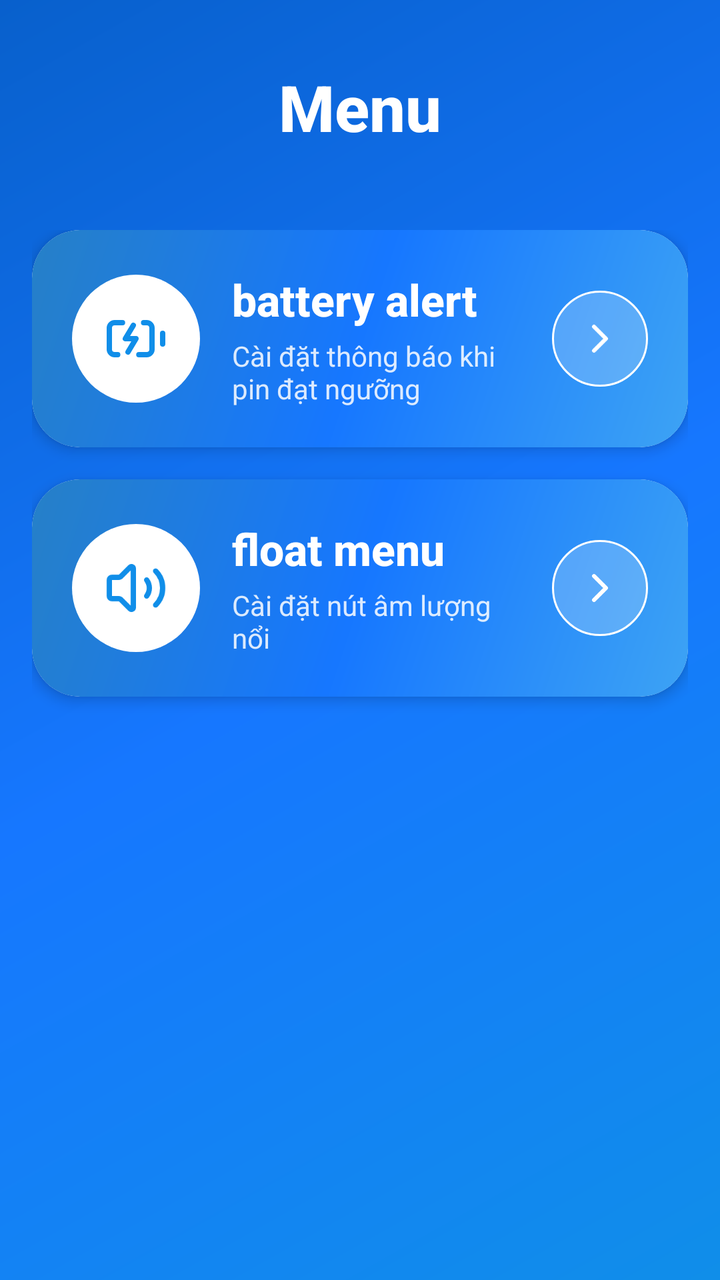
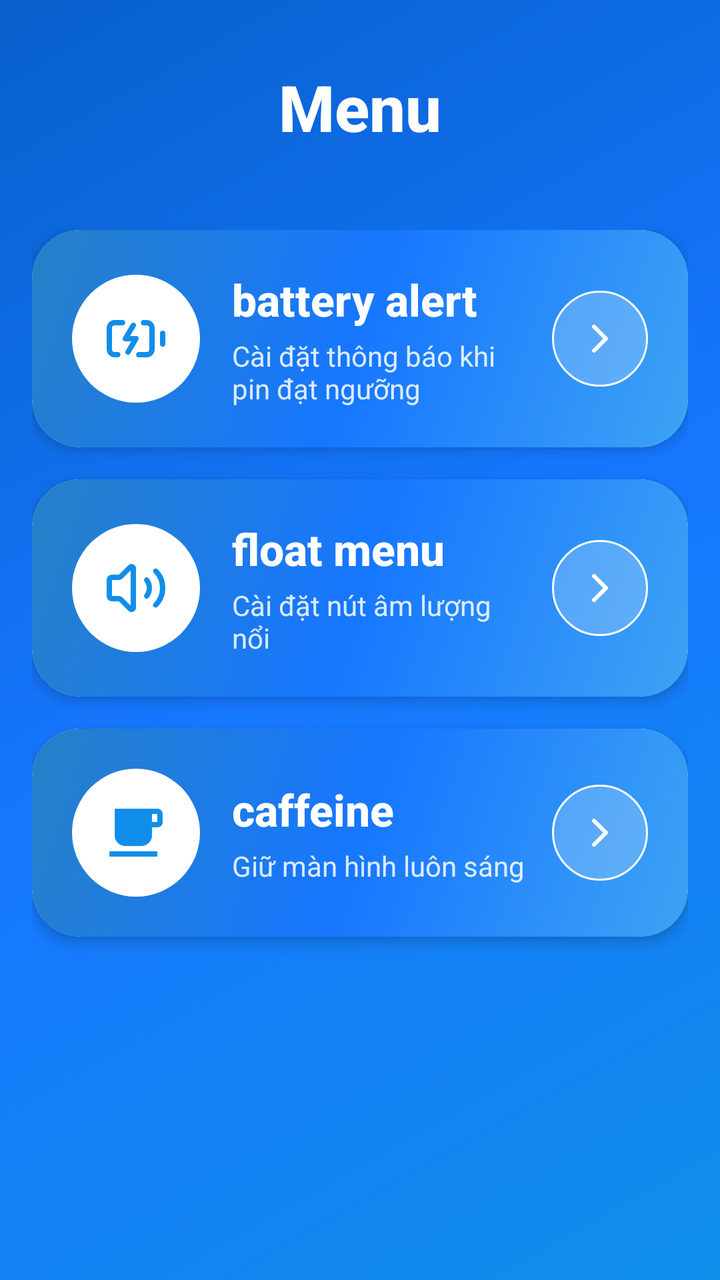

Before-and-after screenshots of an Android layout around one commit, followed by the original layout XML and the change that was made.
<!-- AndroidManifest.xml: activity theme Theme.AndroidTools -->
<!-- res/layout/activity_menu.xml -->
<?xml version="1.0" encoding="utf-8"?>
<LinearLayout xmlns:android="http://schemas.android.com/apk/res/android"
    xmlns:app="http://schemas.android.com/apk/res-auto"
    xmlns:tools="http://schemas.android.com/tools"
    android:layout_width="match_parent"
    android:layout_height="match_parent"
    android:orientation="vertical"
    android:background="@drawable/bg_menu_gradient"
    android:fitsSystemWindows="true"
    tools:context=".presentation.ui.menu.MenuActivity">

    
    <LinearLayout
        android:layout_width="match_parent"
        android:layout_height="wrap_content"
        android:orientation="vertical"
        android:paddingHorizontal="24dp"
        android:paddingTop="32dp"
        android:paddingBottom="32dp">

        
        <TextView
            android:layout_width="match_parent"
            android:layout_height="wrap_content"
            android:text="@string/menu_title"
            android:textColor="@color/base_white"
            android:textSize="32sp"
            android:textStyle="bold"
            android:gravity="center"
            android:fontFamily="sans-serif-medium" />

    </LinearLayout>

    
    <ScrollView
        android:layout_width="match_parent"
        android:layout_height="0dp"
        android:layout_weight="1"
        android:fillViewport="true"
        android:paddingHorizontal="16dp"
        android:clipToPadding="false">

        <LinearLayout
            android:layout_width="match_parent"
            android:layout_height="wrap_content"
            android:orientation="vertical"
            android:paddingTop="8dp"
            android:paddingBottom="24dp">

            
            <com.google.android.material.card.MaterialCardView
                android:id="@+id/cardBatteryAlert"
                android:layout_width="match_parent"
                android:layout_height="wrap_content"
                android:layout_marginBottom="16dp"
                android:clickable="true"
                android:focusable="true"
                android:foreground="?android:attr/selectableItemBackground"
                app:cardCornerRadius="24dp"
                app:cardElevation="4dp"
                app:strokeWidth="0dp">

                <LinearLayout
                    android:layout_width="match_parent"
                    android:layout_height="wrap_content"
                    android:background="@drawable/bg_menu_item_card"
                    android:gravity="center_vertical"
                    android:orientation="horizontal"
                    android:padding="20dp">

                    
                    <FrameLayout
                        android:layout_width="64dp"
                        android:layout_height="64dp"
                        android:layout_marginEnd="16dp"
                        android:background="@drawable/bg_menu_icon_circle">

                        <ImageView
                            android:layout_width="32dp"
                            android:layout_height="32dp"
                            android:layout_gravity="center"
                            android:contentDescription="@string/battery_alert_icon_description"
                            android:src="@drawable/ic_battery_charging"
                            app:tint="@color/brand_primary" />

                    </FrameLayout>

                    
                    <LinearLayout
                        android:layout_width="0dp"
                        android:layout_height="wrap_content"
                        android:layout_weight="1"
                        android:orientation="vertical">

                        
                        <TextView
                            android:layout_width="match_parent"
                            android:layout_height="wrap_content"
                            android:fontFamily="sans-serif-medium"
                            android:text="@string/menu_battery_alert_title"
                            android:textColor="@color/base_white"
                            android:textSize="22sp"
                            android:textStyle="bold" />

                        
                        <TextView
                            android:layout_width="match_parent"
                            android:layout_height="wrap_content"
                            android:layout_marginTop="4dp"
                            android:alpha="0.85"
                            android:fontFamily="sans-serif"
                            android:text="@string/menu_battery_alert_description"
                            android:textColor="@color/base_white"
                            android:textSize="14sp" />

                    </LinearLayout>

                    
                    <FrameLayout
                        android:layout_width="48dp"
                        android:layout_height="48dp"
                        android:layout_marginStart="12dp"
                        android:background="@drawable/bg_menu_arrow_circle">

                        <ImageView
                            android:layout_width="24dp"
                            android:layout_height="24dp"
                            android:layout_gravity="center"
                            android:contentDescription="@string/navigate_to_settings"
                            android:src="@drawable/ic_arrow_forward"
                            app:tint="@color/base_white" />

                    </FrameLayout>

                </LinearLayout>

            </com.google.android.material.card.MaterialCardView>

            
            <com.google.android.material.card.MaterialCardView
                android:id="@+id/cardFloatVolume"
                android:layout_width="match_parent"
                android:layout_height="wrap_content"
                android:layout_marginBottom="16dp"
                android:clickable="true"
                android:focusable="true"
                android:foreground="?android:attr/selectableItemBackground"
                app:cardCornerRadius="24dp"
                app:cardElevation="4dp"
                app:strokeWidth="0dp">

                <LinearLayout
                    android:layout_width="match_parent"
                    android:layout_height="wrap_content"
                    android:background="@drawable/bg_menu_item_card"
                    android:gravity="center_vertical"
                    android:orientation="horizontal"
                    android:padding="20dp">

                    
                    <FrameLayout
                        android:layout_width="64dp"
                        android:layout_height="64dp"
                        android:layout_marginEnd="16dp"
                        android:background="@drawable/bg_menu_icon_circle">

                        <ImageView
                            android:layout_width="32dp"
                            android:layout_height="32dp"
                            android:layout_gravity="center"
                            android:contentDescription="@string/float_volume_icon_description"
                            android:src="@drawable/ic_volume_2"
                            app:tint="@color/brand_primary" />

                    </FrameLayout>

                    
                    <LinearLayout
                        android:layout_width="0dp"
                        android:layout_height="wrap_content"
                        android:layout_weight="1"
                        android:orientation="vertical">

                        
                        <TextView
                            android:layout_width="match_parent"
                            android:layout_height="wrap_content"
                            android:fontFamily="sans-serif-medium"
                            android:text="@string/menu_float_volume_title"
                            android:textColor="@color/base_white"
                            android:textSize="22sp"
                            android:textStyle="bold" />

                        
                        <TextView
                            android:layout_width="match_parent"
                            android:layout_height="wrap_content"
                            android:layout_marginTop="4dp"
                            android:alpha="0.85"
                            android:fontFamily="sans-serif"
                            android:text="@string/menu_float_volume_description"
                            android:textColor="@color/base_white"
                            android:textSize="14sp" />

                    </LinearLayout>

                    
                    <FrameLayout
                        android:layout_width="48dp"
                        android:layout_height="48dp"
                        android:layout_marginStart="12dp"
                        android:background="@drawable/bg_menu_arrow_circle">

                        <ImageView
                            android:layout_width="24dp"
                            android:layout_height="24dp"
                            android:layout_gravity="center"
                            android:contentDescription="@string/navigate_to_settings"
                            android:src="@drawable/ic_arrow_forward"
                            app:tint="@color/base_white" />

                    </FrameLayout>

                </LinearLayout>

            </com.google.android.material.card.MaterialCardView>

        </LinearLayout>

    </ScrollView>

    
    <View
        android:layout_width="match_parent"
        android:layout_height="32dp" />

</LinearLayout>
<!-- resources referenced by this layout -->
<resources>
  <color name="base_white">#FFFFFF</color>
  <color name="brand_primary">#108EE9</color>
  <string name="battery_alert_icon_description">Biểu tượng pin đang sạc</string>
  <string name="float_volume_icon_description">Biểu tượng âm lượng</string>
  <string name="menu_battery_alert_title">battery alert</string>
  <string name="menu_float_volume_description">Cài đặt nút âm lượng nổi</string>
  <string name="menu_float_volume_title">float menu</string>
  <string name="menu_title">Menu</string>
  <string name="navigate_to_settings">Chuyển đến cài đặt</string>
  <color name="brand_primary_dark">#1677FF</color>
  <color name="md_theme_light_primary">@color/brand_primary</color>
  <color name="md_theme_light_onPrimary">@color/semantic_text_inverse</color>
  <color name="md_theme_light_primaryContainer">#E6F7FF</color>
  <color name="md_theme_light_onPrimaryContainer">@color/brand_primary_dark</color>
  <color name="md_theme_light_secondary">@color/brand_accent1</color>
  <color name="md_theme_light_onSecondary">@color/base_white</color>
  <color name="md_theme_light_secondaryContainer">#FFF3E6</color>
  <color name="md_theme_light_onSecondaryContainer">@color/brand_accent2</color>
  <color name="md_theme_light_tertiary">@color/semantic_success</color>
  <color name="md_theme_light_onTertiary">@color/base_white</color>
  <color name="md_theme_light_tertiaryContainer">#E6F7F0</color>
  <color name="md_theme_light_onTertiaryContainer">@color/semantic_success</color>
  <color name="md_theme_light_surface">@color/semantic_background_primary</color>
  <color name="md_theme_light_onSurface">@color/semantic_text_primary</color>
  <color name="md_theme_light_surfaceVariant">@color/semantic_background_secondary</color>
  <color name="md_theme_light_onSurfaceVariant">@color/semantic_text_secondary</color>
  <color name="md_theme_light_outline">@color/gray_200</color>
  <color name="md_theme_light_outlineVariant">@color/gray_100</color>
  <color name="md_theme_light_error">@color/semantic_error</color>
  <color name="md_theme_light_onError">@color/base_white</color>
  <color name="md_theme_light_errorContainer">#FFF5F5</color>
  <color name="md_theme_light_onErrorContainer">@color/semantic_error</color>
  <color name="md_theme_light_background">@color/semantic_background_secondary</color>
  <color name="md_theme_light_onBackground">@color/semantic_text_primary</color>
  <color name="semantic_text_inverse">#FFFFFF</color>
  <color name="brand_accent1">#FD9A16</color>
  <color name="brand_accent2">#EA4E0D</color>
  <color name="semantic_success">#10B981</color>
  <color name="semantic_background_primary">#FFFFFF</color>
  <color name="semantic_text_primary">#242424</color>
  <color name="semantic_background_secondary">#F5F7FA</color>
  <color name="semantic_text_secondary">#6B7280</color>
  <color name="gray_200">#D1D5DB</color>
  <color name="gray_100">#E8EBF0</color>
  <color name="semantic_error">#F95654</color>
  <color name="button_primary_text">@color/base_white</color>
  <color name="input_border_focus">@color/brand_primary</color>
  <color name="ripple_primary">#33108EE9</color>
  <color name="button_disabled_background">@color/gray_200</color>
  <color name="button_primary_background_pressed">#0860CC</color>
  <color name="button_primary_background">@color/brand_primary</color>
  <!-- unchanged entries left out for length: 12 -->
</resources>

<!-- the commit's change to res/layout/activity_menu.xml (unified diff, before → after) -->
@@ -225,6 +225,95 @@
 
             </com.google.android.material.card.MaterialCardView>
 
+            
+            <com.google.android.material.card.MaterialCardView
+                android:id="@+id/cardCaffeine"
+                android:layout_width="match_parent"
+                android:layout_height="wrap_content"
+                android:layout_marginBottom="16dp"
+                android:clickable="true"
+                android:focusable="true"
+                android:foreground="?android:attr/selectableItemBackground"
+                app:cardCornerRadius="24dp"
+                app:cardElevation="4dp"
+                app:strokeWidth="0dp">
+
+                <LinearLayout
+                    android:layout_width="match_parent"
+                    android:layout_height="wrap_content"
+                    android:background="@drawable/bg_menu_item_card"
+                    android:gravity="center_vertical"
+                    android:orientation="horizontal"
+                    android:padding="20dp">
+
+                    
+                    <FrameLayout
+                        android:layout_width="64dp"
+                        android:layout_height="64dp"
+                        android:layout_marginEnd="16dp"
+                        android:background="@drawable/bg_menu_icon_circle">
+
+                        <ImageView
+                            android:layout_width="32dp"
+                            android:layout_height="32dp"
+                            android:layout_gravity="center"
+                            android:contentDescription="@string/caffeine_icon_description"
+                            android:src="@drawable/ic_coffee"
+                            app:tint="@color/brand_primary" />
+
+                    </FrameLayout>
+
+                    
+                    <LinearLayout
+                        android:layout_width="0dp"
+                        android:layout_height="wrap_content"
+                        android:layout_weight="1"
+                        android:orientation="vertical">
+
+                        
+                        <TextView
+                            android:layout_width="match_parent"
+                            android:layout_height="wrap_content"
+                            android:fontFamily="sans-serif-medium"
+                            android:text="@string/menu_caffeine_title"
+                            android:textColor="@color/base_white"
+                            android:textSize="22sp"
+                            android:textStyle="bold" />
+
+                        
+                        <TextView
+                            android:layout_width="match_parent"
+                            android:layout_height="wrap_content"
+                            android:layout_marginTop="4dp"
+                            android:alpha="0.85"
+                            android:fontFamily="sans-serif"
+                            android:text="@string/menu_caffeine_description"
+                            android:textColor="@color/base_white"
+                            android:textSize="14sp" />
+
+                    </LinearLayout>
+
+                    
+                    <FrameLayout
+                        android:layout_width="48dp"
+                        android:layout_height="48dp"
+                        android:layout_marginStart="12dp"
+                        android:background="@drawable/bg_menu_arrow_circle">
+
+                        <ImageView
+                            android:layout_width="24dp"
+                            android:layout_height="24dp"
+                            android:layout_gravity="center"
+                            android:contentDescription="@string/navigate_to_settings"
+                            android:src="@drawable/ic_arrow_forward"
+                            app:tint="@color/base_white" />
+
+                    </FrameLayout>
+
+                </LinearLayout>
+
+            </com.google.android.material.card.MaterialCardView>
+
         </LinearLayout>
 
     </ScrollView>
<!-- resource entries referenced after the edit -->
@@ -2,9 +2,22 @@
 <resources>
   <color name="base_white">#FFFFFF</color>
   <color name="brand_primary">#108EE9</color>
+  <!-- drawable ic_coffee (drawable) -->
+  <vector xmlns:android="http://schemas.android.com/apk/res/android"
+      android:width="24dp"
+      android:height="24dp"
+      android:viewportWidth="24"
+      android:viewportHeight="24">
+      <path
+          android:fillColor="#FFFFFFFF"
+          android:pathData="M2,21h18v-2H2v2zM20,8h-2V5h2v3zM20,3H4v10c0,2.21 1.79,4 4,4h6c2.21,0 4,-1.79 4,-4v-3h2c1.11,0 2,-0.89 2,-2V5c0,-1.11 -0.89,-2 -2,-2z" />
+  </vector>
   <string name="battery_alert_icon_description">Biểu tượng pin đang sạc</string>
+  <string name="caffeine_icon_description">Biểu tượng caffeine</string>
   <string name="float_volume_icon_description">Biểu tượng âm lượng</string>
   <string name="menu_battery_alert_title">battery alert</string>
+  <string name="menu_caffeine_description">Giữ màn hình luôn sáng</string>
+  <string name="menu_caffeine_title">caffeine</string>
   <string name="menu_float_volume_description">Cài đặt nút âm lượng nổi</string>
   <string name="menu_float_volume_title">float menu</string>
   <string name="menu_title">Menu</string>
